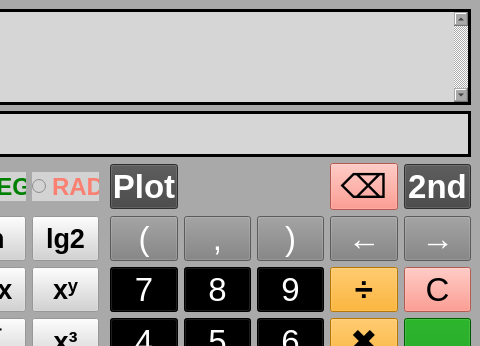
Before: the Qt Designer form MainWindow.ui in OdysseusLSe/qtCalc, drawn with Qt 5; both pictures show x 270 to 750 and y 0 to 346 of the 750 by 500 pixel window.
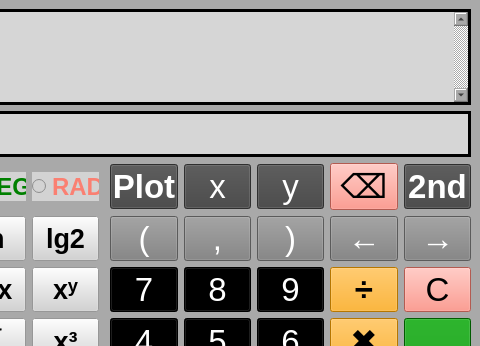
After: the same form once the commit is applied.

Commit message: Add plot buttons and implement plotting functionality in the UI

Patch:
```diff
--- a/MainWindow.ui
+++ b/MainWindow.ui
@@ -1514,6 +1514,52 @@
           </property>
          </widget>
         </item>
+        <item row="0" column="7">
+         <widget class="QPushButton" name="btn_x">
+          <property name="sizePolicy">
+           <sizepolicy hsizetype="Ignored" vsizetype="Fixed">
+            <horstretch>0</horstretch>
+            <verstretch>0</verstretch>
+           </sizepolicy>
+          </property>
+          <property name="font">
+           <font>
+            <pointsize>25</pointsize>
+            <fontweight>DemiBold</fontweight>
+           </font>
+          </property>
+          <property name="styleSheet">
+           <string notr="true">background-color : rgb(66, 66, 66);
+color : white;</string>
+          </property>
+          <property name="text">
+           <string>x</string>
+          </property>
+         </widget>
+        </item>
+        <item row="0" column="8">
+         <widget class="QPushButton" name="btn_y">
+          <property name="sizePolicy">
+           <sizepolicy hsizetype="Ignored" vsizetype="Fixed">
+            <horstretch>0</horstretch>
+            <verstretch>0</verstretch>
+           </sizepolicy>
+          </property>
+          <property name="font">
+           <font>
+            <pointsize>25</pointsize>
+            <fontweight>DemiBold</fontweight>
+           </font>
+          </property>
+          <property name="styleSheet">
+           <string notr="true">background-color : rgb(66, 66, 66);
+color : white;</string>
+          </property>
+          <property name="text">
+           <string>y</string>
+          </property>
+         </widget>
+        </item>
        </layout>
       </item>
      </layout>
```
Left out of the diff: 2 changed lines with no effect on the pictures. The commit also changes 2 other files.
